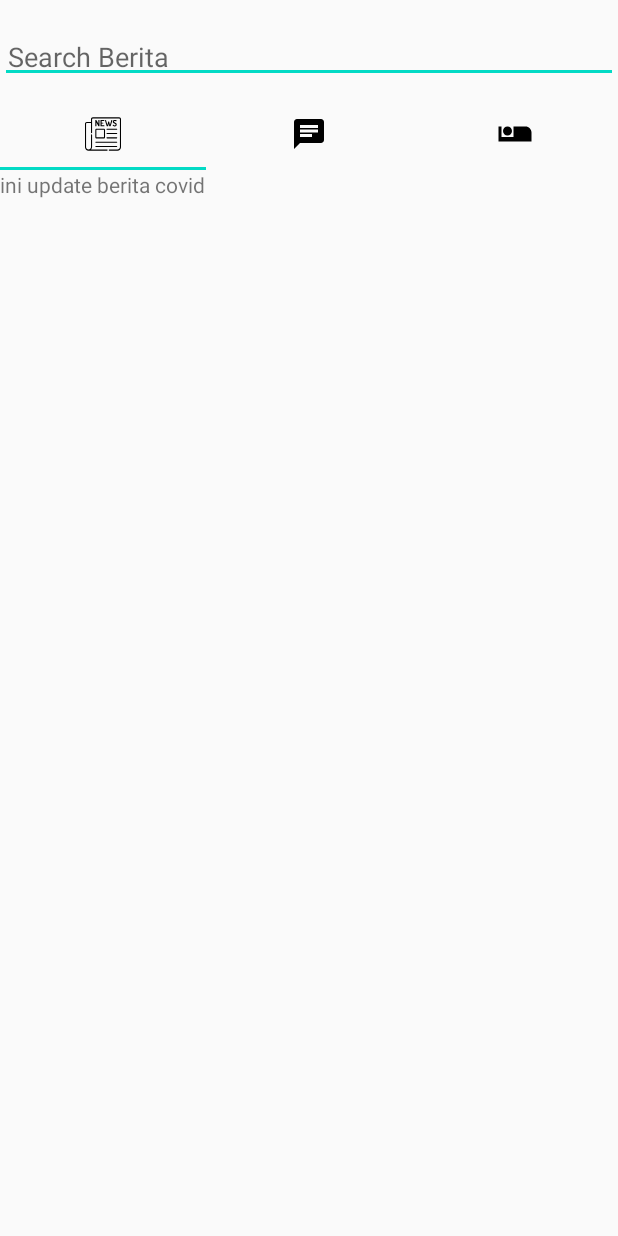
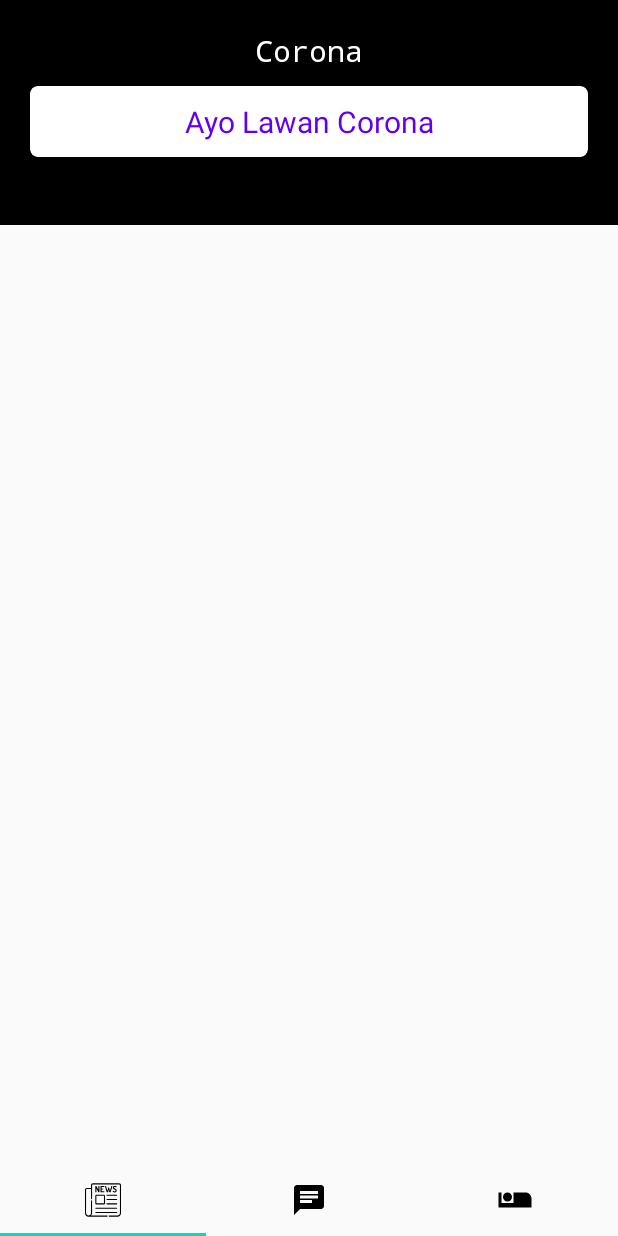
Before and after one commit to hendra0ma/smkcoding2, an Android app: the CovidFragment screen opened directly, with no data from a screen before it, on a phone screen of 412 x 824 dp. Run offline under Robolectric (Android 15) with nearby library versions, the phone set to English and light mode, and no system bars.

Commit message:
Membuat Layout untuk Aplikasi 1

```diff
--- a/app/src/main/java/com/corona/savelive/SplashScreen.kt
+++ b/app/src/main/java/com/corona/savelive/SplashScreen.kt
@@ -12,6 +12,7 @@ class SplashScreen : AppCompatActivity() {
         setContentView(R.layout.activity_splash_screen)
         Handler().postDelayed({
             startActivity(Intent(this,MainActivity::class.java))
+            finish()
         },1000)
     }
 }
--- a/app/src/main/res/layout/activity_main.xml
+++ b/app/src/main/res/layout/activity_main.xml
@@ -6,19 +6,8 @@
     android:layout_height="match_parent"
     android:orientation="vertical"
     tools:context=".MainActivity">
-    <EditText
-        android:layout_marginTop="20dp"
-        android:layout_marginBottom="10dp"
-        android:layout_width="match_parent"
-        android:layout_height="wrap_content"
-        android:padding="5dp"
-        android:hint="Search Berita"
-        />
 
-    <com.google.android.material.tabs.TabLayout
-        android:id="@+id/menuLayout"
-        android:layout_width="match_parent"
-        android:layout_height="wrap_content"/>
+
     <androidx.viewpager2.widget.ViewPager2
         android:id="@+id/kotak"
         android:layout_width="match_parent"
@@ -27,6 +16,10 @@
         android:text="halo"
         android:gravity="center"
         />
+    <com.google.android.material.tabs.TabLayout
+        android:id="@+id/menuLayout"
+        android:layout_width="match_parent"
+        android:layout_height="wrap_content"/>
 
 
 
--- a/app/src/main/res/layout/fragment_covid.xml
+++ b/app/src/main/res/layout/fragment_covid.xml
@@ -1,13 +1,64 @@
 <?xml version="1.0" encoding="utf-8"?>
-<ScrollView
-    xmlns:android="http://schemas.android.com/apk/res/android" android:layout_width="match_parent"
+<ScrollView xmlns:android="http://schemas.android.com/apk/res/android"
+    android:layout_width="match_parent"
+    android:layout_height="match_parent"
+    xmlns:app="http://schemas.android.com/apk/res-auto"
+    android:orientation="vertical">
+    <RelativeLayout
+        android:layout_width="match_parent"
+        android:layout_height="match_parent"
+        android:background="#E8E8E8">
+        <View
+            android:layout_width="match_parent"
+            android:layout_height="150dp"
+            android:background="#000" />
+    <LinearLayout
+        android:layout_width="match_parent"
         android:layout_height="match_parent"
         android:orientation="vertical"
+        android:padding="10dp"
         >
         <TextView
             android:layout_width="match_parent"
             android:layout_height="wrap_content"
-    android:text="ini update berita covid"
+            android:layout_marginTop="10dp"
+            android:fontFamily="monospace"
+            android:gravity="center"
+            android:text="Corona"
+            android:textColor="#fff"
+            android:textSize="20sp" />
+
+        <androidx.cardview.widget.CardView
+            android:layout_width="match_parent"
+            android:layout_height="wrap_content"
+            android:layout_margin="10dp"
+            android:padding="10dp"
+            app:cardBackgroundColor="#fff"
+            app:cardCornerRadius="5dp"
+            app:cardElevation="5dp"
+            >
+            <LinearLayout
+                android:layout_width="match_parent"
+                android:layout_height="wrap_content"
+                android:padding="10dp">
+        <TextView
+            android:layout_width="match_parent"
+            android:layout_height="wrap_content"
+            android:gravity="center_horizontal"
+            android:textSize="20sp"
+            android:text="Ayo Lawan Corona"
+            android:textColor="@color/colorPrimary"
             />
+            </LinearLayout>
+
+
+
+
+        </androidx.cardview.widget.CardView>
+
+    </LinearLayout>
+
+
+    </RelativeLayout>
 
 </ScrollView>
```
Also changed, not shown: 42 other files. Lines whose indentation alone changed are shown as unchanged.
